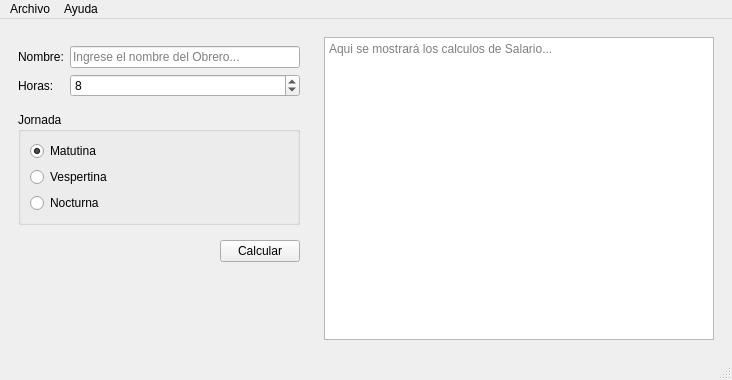
First picture: the form in salario.ui, repository C-A-L-E-L/Qt_Salario, before the edit.
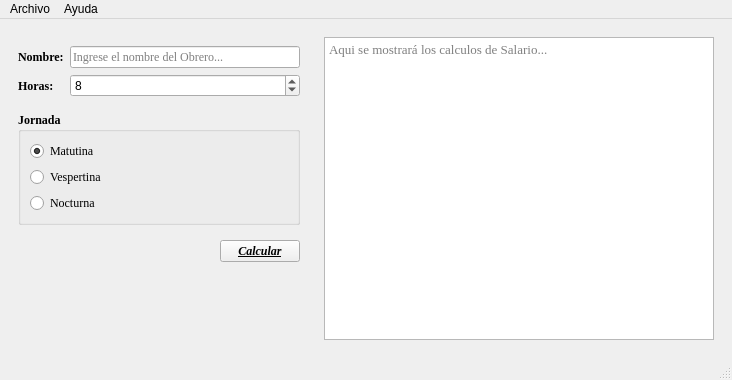
Second picture: the form after the edit. Icons and pictures are not drawn.

The edit to the form file:
```diff
--- a/salario.ui
+++ b/salario.ui
@@ -45,6 +45,13 @@
           </property>
           <item row="0" column="0">
            <widget class="QLabel" name="label">
+            <property name="font">
+             <font>
+              <family>Times New Roman</family>
+              <weight>75</weight>
+              <bold>true</bold>
+             </font>
+            </property>
             <property name="text">
              <string>Nombre:</string>
             </property>
@@ -52,6 +59,12 @@
           </item>
           <item row="0" column="1">
            <widget class="QLineEdit" name="inNombre">
+            <property name="font">
+             <font>
+              <family>Times New Roman</family>
+              <pointsize>9</pointsize>
+             </font>
+            </property>
             <property name="placeholderText">
              <string>Ingrese el nombre del Obrero...</string>
             </property>
@@ -59,6 +72,13 @@
           </item>
           <item row="1" column="0">
            <widget class="QLabel" name="label_2">
+            <property name="font">
+             <font>
+              <family>Times New Roman</family>
+              <weight>75</weight>
+              <bold>true</bold>
+             </font>
+            </property>
             <property name="text">
              <string>Horas:</string>
             </property>
@@ -82,12 +102,26 @@
        </item>
        <item>
         <widget class="QGroupBox" name="groupBox">
+         <property name="font">
+          <font>
+           <family>Times New Roman</family>
+           <weight>75</weight>
+           <bold>true</bold>
+          </font>
+         </property>
          <property name="title">
           <string>Jornada</string>
          </property>
          <layout class="QVBoxLayout" name="verticalLayout">
           <item>
            <widget class="QRadioButton" name="inMatutina">
+            <property name="font">
+             <font>
+              <family>Times New Roman</family>
+              <weight>50</weight>
+              <bold>false</bold>
+             </font>
+            </property>
             <property name="text">
              <string>Matutina</string>
             </property>
@@ -98,6 +132,13 @@
           </item>
           <item>
            <widget class="QRadioButton" name="inVespertina">
+            <property name="font">
+             <font>
+              <family>Times New Roman</family>
+              <weight>50</weight>
+              <bold>false</bold>
+             </font>
+            </property>
             <property name="text">
              <string>Vespertina</string>
             </property>
@@ -105,6 +146,13 @@
           </item>
           <item>
            <widget class="QRadioButton" name="inNocturna">
+            <property name="font">
+             <font>
+              <family>Times New Roman</family>
+              <weight>50</weight>
+              <bold>false</bold>
+             </font>
+            </property>
             <property name="text">
              <string>Nocturna</string>
             </property>
@@ -134,6 +182,16 @@
           </item>
           <item>
            <widget class="QPushButton" name="cmdCalcular">
+            <property name="font">
+             <font>
+              <family>Times New Roman</family>
+              <pointsize>9</pointsize>
+              <weight>75</weight>
+              <italic>true</italic>
+              <bold>true</bold>
+              <underline>true</underline>
+             </font>
+            </property>
             <property name="text">
              <string>Calcular</string>
             </property>
@@ -163,6 +221,12 @@
       <layout class="QHBoxLayout" name="horizontalLayout_3">
        <item>
         <widget class="QPlainTextEdit" name="outResultado">
+         <property name="font">
+          <font>
+           <family>Times New Roman</family>
+           <pointsize>10</pointsize>
+          </font>
+         </property>
          <property name="readOnly">
           <bool>true</bool>
          </property>
```
